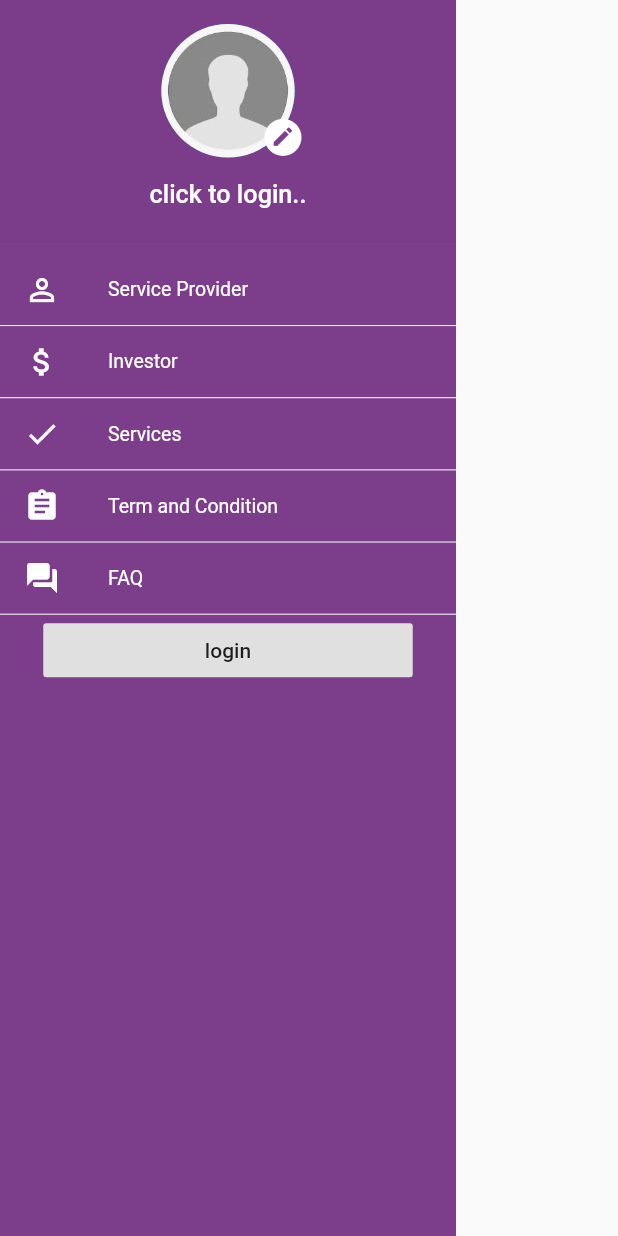
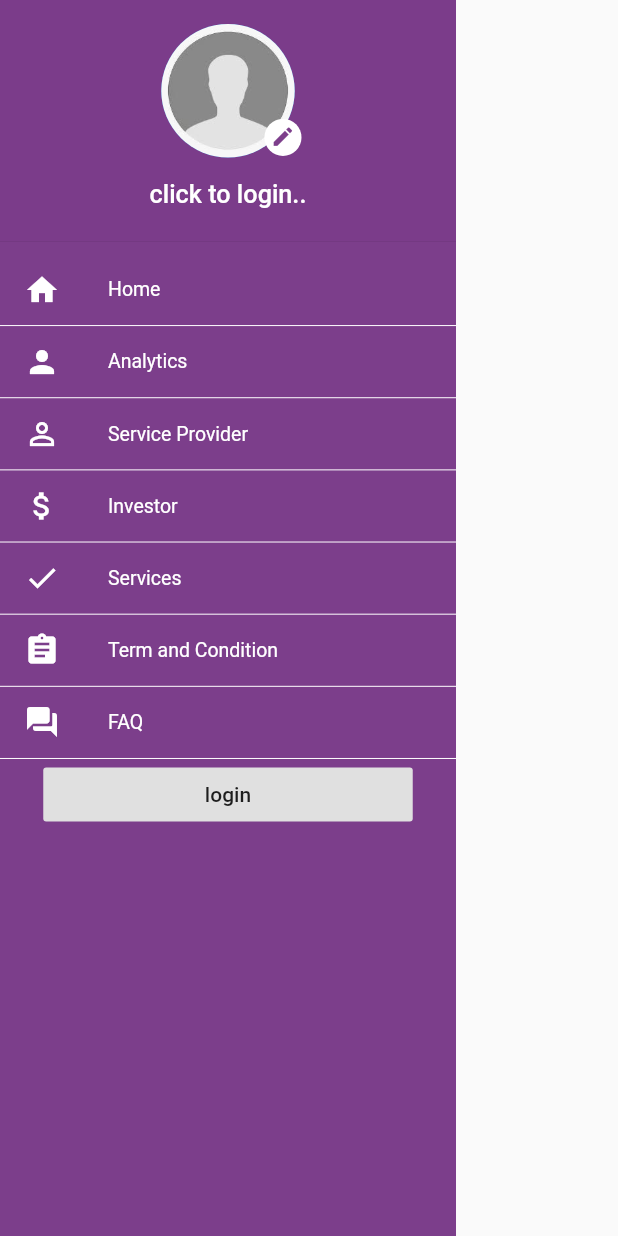
Before and after one commit to rahmanrezaee/onion, a Flutter app: the MyDrawer widget shown alone on an empty page, opened directly, on a phone screen of 412 x 824 dp. Run offline on Flutter 3.47's test engine with Material 2 defaults, Android fonts, the phone set to English and light mode, and no system bars; our stand-ins replace auto_size_text, carousel_slider, dio, file_picker, firebase_auth, firebase_core and 11 more; missing offline and left inert: flutter_facebook_auth, google_place, search_place_autocomplete, syncfusion_flutter_maps; accounts and stored records are empty; network calls fail; statements that could not run were skipped; project files that could hold a hidden picture were left out.

Commit message:
Moved the Bottom Navigation bar to the Home page

```diff
--- a/lib/main.dart
+++ b/lib/main.dart
@@ -84,43 +84,7 @@ class MyApp extends StatelessWidget {
                 TargetPlatform.android: CupertinoPageTransitionsBuilder(),
               }),
             ),
-            // home: CustomDrawerPage(),
-            home: PostIdea(),
-            // routes: {
-            //   Login.routeName: (context) => auth.token != null
-            //       ? CustomDrawerPage()
-            //       : FutureBuilder(
-            //           future: Provider.of<Auth>(context, listen: false)
-            //               .tryAutoLogin(),
-            //           builder: (ctx, authResultSnapshot) =>
-            //               authResultSnapshot.connectionState ==
-            //                       ConnectionState.waiting
-            //                   ? Scaffold(
-            //                       body: Center(child: Text("Loading...")),
-            //                     )
-            //                   : Login()),
-            //   SignUp.routeName: (context) => SignUp(),
-            //   CustomDrawerPage.routeName: (context) => CustomDrawerPage(),
-            //   AnalyticsOne.routeName: (context) => AnalyticsOne(),
-            //   Analysis.routerName: (context) => Analysis(),
-            //   RequestedIdeaPage.routeName: (context) => RequestedIdeaPage(),
-            //   ForgetPassword.routeName: (context) => ForgetPassword(),
-            //   SetupIdea.routeName: (context) => SetupIdea(),
-            //   PostIdea.routeName: (context) => PostIdea(),
-            //   ChangePassword.routeName: (context) => ChangePassword(
-            //         ModalRoute.of(context).settings.arguments,
-            //       ),
-            //   FandQ.routeName: (context) => FandQ(),
-            //   Services.routeName: (context) => Services(),
-            //   Settings.routeName: (context) => Settings(),
-            //   RequestFranchisesUser.routeName: (context) =>
-            //       RequestFranchisesUser(),
-            //   ViewFranchisesUser.routeName: (context) => ViewFranchisesUser(),
-            //   MyIdeaId.routeName: (context) => MyIdeaId(),
-            //   MyIdeaDetails.routeName: (context) => MyIdeaDetails(),
-            //   MyMessagePage.routeName: (context) => MyMessagePage(),
-            //   ProjectChat.routeName: (context) => ProjectChat(),
-            // },
+            home: CustomDrawerPage(),
             routes: {
               Login.routeName: (context) => auth.token != null
                   ? CustomDrawerPage()
--- a/lib/pages/Idea/setupIdea.dart
+++ b/lib/pages/Idea/setupIdea.dart
@@ -399,11 +399,9 @@ class _ListSuggestionState extends State<ListSuggestion> {
 
   @override
   void initState() {
-
     String apiKey = "AIzaSyAG6Pl3KRM6kC89xnzV38UUxyryp0MGDoI";
     googlePlace = GooglePlace(apiKey);
     super.initState();
-
   }
 
   @override
--- a/lib/pages/underDevelopment.dart
+++ b/lib/pages/underDevelopment.dart
@@ -6,9 +6,9 @@ import 'package:lottie/lottie.dart';
 class UnderDevelopment extends StatelessWidget {
   final List<String> anim = [
     "assets/anim/app-developer.json",
-    "assets/anim/coding-in-office.json",
-    "assets/anim/programming.json",
-    "assets/anim/working-together.json",
+    // "assets/anim/coding-in-office.json",
+    // "assets/anim/programming.json",
+    // "assets/anim/working-together.json",
   ];
   @override
   Widget build(BuildContext context) {
--- a/lib/statemanagment/DrawerScaffold.dart
+++ b/lib/statemanagment/DrawerScaffold.dart
@@ -1,9 +1,10 @@
 import 'package:flutter/foundation.dart';
 import 'package:flutter/material.dart';
 import 'package:onion/pages/Home.dart';
+import 'package:onion/pages/MainScreen.dart';
 
 class DrawerScaffold with ChangeNotifier {
-  String scaffoldType = "home_page";
+  String scaffoldType = MainScreen.routeName;
 
   scaffoldFunc({String mScaffoldType}) {
     scaffoldType = mScaffoldType;
--- a/lib/widgets/AnalysisWidget/Drawer.dart
+++ b/lib/widgets/AnalysisWidget/Drawer.dart
@@ -8,6 +8,7 @@ import 'package:onion/pages/CustomDrawerPage.dart';
 import 'package:onion/pages/F&Q.dart';
 import 'package:onion/pages/Idea/MyIdeaDetailes.dart';
 import 'package:onion/pages/Idea/MyIdeaId.dart';
+import 'package:onion/pages/MainScreen.dart';
 import 'package:onion/pages/Services.dart';
 import 'package:onion/pages/Settings.dart';
 import 'package:onion/pages/authentication/Login.dart';
@@ -185,21 +186,24 @@ class _MyDrawerState extends State<MyDrawer> {
                   ),
                 ),
               ),
-              // myListTile(
-              //   context: context,
-              //   name: "Analytics List",
-              //   icon: Icons.person,
-              //   routeName: HomePage.routeName,
-              //   justPush: false,
-              //   hasDrawer: true,
-              // ),
-              // myListTile(
-              //   context: context,
-              //   name: "Analytics One",
-              //   icon: Icons.opacity,
-              //   routeName: AnalyticsOne.routeName,
-              //   justPush: true,
-              // ),
+              myListTile(
+                context: context,
+                name: "Home",
+                icon: Icons.home,
+                routeName: MainScreen.routeName,
+                justPush: true,
+                hasDrawer: true,
+              ),
+
+              myListTile(
+                context: context,
+                name: "Analytics ",
+                icon: Icons.person,
+                routeName: Analysis.routeName,
+                justPush: false,
+                hasDrawer: true,
+              ),
+
               value.token != null
                   ? myListTile(
                       context: context,
@@ -277,6 +281,8 @@ class _MyDrawerState extends State<MyDrawer> {
                 name: "Services",
                 icon: Icons.done,
                 routeName: Services.routeName,
+                justPush: true,
+                hasDrawer: true,
               ),
               // myListTile(
               //   context: context,
--- a/lib/widgets/IdeaWiget/LocationWidget.dart
+++ b/lib/widgets/IdeaWiget/LocationWidget.dart
@@ -1,5 +1,6 @@
 import 'package:flutter/material.dart';
 import 'package:google_place/google_place.dart';
+import 'package:search_place_autocomplete/search_place_autocomplete.dart';
 
 class LocationWidget extends StatelessWidget {
   Function locationRemove;
@@ -22,6 +23,8 @@ class LocationWidget extends StatelessWidget {
         Row(
           children: [
             Expanded(
+              // child: SearchPlaceAutoCompleteWidget(
+              //     apiKey: "AIzaSyANhuhlGahkeWvVIdJvjDu7gfTfMkoTbWk"),
               child: TextFormField(
                 keyboardType: TextInputType.text,
                 controller: controller,
--- a/pubspec.yaml
+++ b/pubspec.yaml
@@ -33,7 +33,7 @@ dependencies:
   flutter_rating_bar: ^3.1.0
   auto_size_text: ^2.1.0
   http: ^0.12.2
-  google_maps_flutter: ^1.0.6
+  google_maps_flutter: ^0.5.31
   flutter_splash_screen:
   flutter_echarts: ^1.4.0
   syncfusion_flutter_maps: ^18.3.47-beta
```
Also changed, not shown: lib/pages/CustomDrawerPage.dart (+3 -46 lines), lib/pages/Idea/postIdea.dart (+4 -4 lines), lib/pages/MainScreen.dart (added, +82 -0 lines), lib/pages/MyMessagePage.dart (+11 -5 lines).
